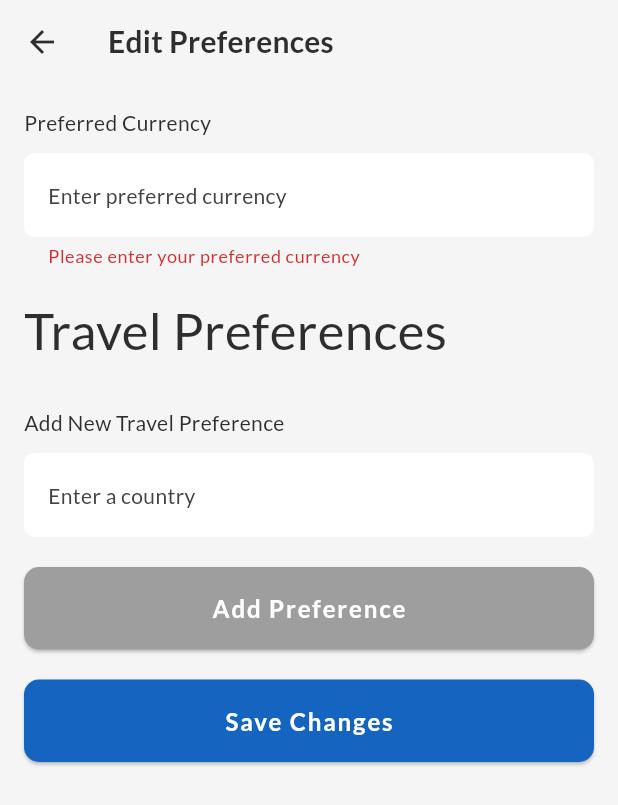
After one commit to Jeddy2023/appsagetechwiz, a Flutter app: the AppPreferencesScreen screen opened by its route, after a tap on "Save Changes", on a phone screen of 412 x 824 dp. The commit adds this screen. Shown: the top 805 px of the screen. Run offline on Flutter 3.47's test engine with Material 3 defaults, Android fonts, the light colour scheme and no system bars; our stand-ins replace cloud_firestore, firebase_auth, firebase_core, firebase_storage, flutter_riverpod, flutter_spinkit and 4 more; accounts and stored records are empty.

Commit message:
Added preference settings

```diff
--- a/lib/custom_widgets/custom_button.dart
+++ b/lib/custom_widgets/custom_button.dart
@@ -4,13 +4,15 @@ class CustomButton extends StatelessWidget {
   final VoidCallback onPressed;
   final String buttonText;
   final bool isLoading;
+  final Color backgroundColor;
 
   const CustomButton({
-    Key? key,
+    super.key,
     required this.onPressed,
     required this.buttonText,
-    this.isLoading = false, // Default value set to false
-  }) : super(key: key);
+    this.isLoading = false,
+    this.backgroundColor = const Color(0xFF1565C0),
+  });
 
   @override
   Widget build(BuildContext context) {
@@ -18,10 +20,10 @@ class CustomButton extends StatelessWidget {
       width: double.infinity,
       height: 55,
       child: ElevatedButton(
-        onPressed: isLoading ? null : onPressed, // Disable button while loading
+        onPressed: isLoading ? null : onPressed,
         style: ElevatedButton.styleFrom(
           foregroundColor: Colors.white,
-          backgroundColor: Colors.blue[800],
+          backgroundColor: backgroundColor,
           shape: const RoundedRectangleBorder(
             borderRadius: BorderRadius.all(Radius.circular(10)),
           ),
--- a/lib/main.dart
+++ b/lib/main.dart
@@ -4,6 +4,7 @@ import 'package:appsagetechwiz/authentication/screens/sign_up_screen.dart';
 import 'package:appsagetechwiz/home/screens/home_screen.dart';
 import 'package:appsagetechwiz/main_screen.dart';
 import 'package:appsagetechwiz/onboarding/screens/main.dart';
+import 'package:appsagetechwiz/profile/widgets/app_preferences.dart';
 import 'package:appsagetechwiz/profile/widgets/edit_profile.dart';
 import 'package:appsagetechwiz/theme/theme_constants.dart';
 import 'package:flutter/material.dart';
@@ -29,6 +30,7 @@ void main() async {
         '/login': (context) => const LoginScreen(),
         '/home': (context) => const HomeScreen(),
         '/edit-profile': (context) => const EditProfile(),
+        '/default-settings': (context) => const AppPreferencesScreen(),
         '/main': (context) => const MainScreen(),
         '/account-verification': (context) => const AccountVerification(),
       })));
--- /dev/null
+++ b/lib/profile/widgets/app_preferences.dart
@@ -0,0 +1,183 @@
+import 'package:flutter/material.dart';
+import 'package:flutter_riverpod/flutter_riverpod.dart';
+import 'dart:async';
+
+import '../../providers/auth_provider.dart';
+import '../../utilis/toaster_utils.dart';
+import '../../custom_widgets/custom_button.dart';
+import '../../custom_widgets/custom_text_field.dart';
+
+class AppPreferencesScreen extends ConsumerStatefulWidget {
+  const AppPreferencesScreen({Key? key}) : super(key: key);
+
+  @override
+  ConsumerState<AppPreferencesScreen> createState() => _AppPreferencesScreenState();
+}
+
+class _AppPreferencesScreenState extends ConsumerState<AppPreferencesScreen> {
+  final _formKey = GlobalKey<FormState>();
+  late TextEditingController preferredCurrencyController;
+  late TextEditingController newPreferenceController;
+  late Future<Map<String, dynamic>?> _userDataFuture;
+  List<String> travelPreferences = [];
+  bool _isLoading = false;
+
+  @override
+  void initState() {
+    super.initState();
+    preferredCurrencyController = TextEditingController();
+    newPreferenceController = TextEditingController();
+
+    // Fetch the user data on initialization
+    final authService = ref.read(authServiceProvider);
+    _userDataFuture = authService.getCurrentUser();
+    _userDataFuture.then((userData) {
+      if (userData != null) {
+        setState(() {
+          preferredCurrencyController.text = userData['Preferred_Currency'] ?? '';
+          travelPreferences = List<String>.from(userData['Travel_Preferences'] ?? []);
+        });
+      }
+    });
+  }
+
+  // Method to add a new travel preference
+  Future<void> _addPreference() async {
+    if (newPreferenceController.text.trim().isEmpty) return;
+
+    setState(() {
+      travelPreferences.add(newPreferenceController.text.trim());
+      newPreferenceController.clear();
+    });
+
+    final authService = ref.read(authServiceProvider);
+    await authService.addTravelPreference(
+      travelPreferences.last,
+    );
+  }
+
+  // Method to remove a travel preference
+  Future<void> _removePreference(String preference) async {
+    setState(() {
+      travelPreferences.remove(preference);
+    });
+
+    final authService = ref.read(authServiceProvider);
+    await authService.deleteTravelPreference(
+      preference,
+    );
+  }
+
+  // Method to update the preferred currency
+  Future<void> _updatePreferences() async {
+    if (!_formKey.currentState!.validate()) return;
+
+    setState(() {
+      _isLoading = true;
+    });
+
+    final authService = ref.read(authServiceProvider);
+    await authService.updatePreferredCurrency(
+      preferredCurrencyController.text.trim(),
+    );
+
+    setState(() {
+      _isLoading = false;
+    });
+
+    ToasterUtils.showCustomSnackBar(context, 'Preferences updated successfully', isError: false);
+  }
+
+  @override
+  Widget build(BuildContext context) {
+    return Scaffold(
+      appBar: AppBar(
+        centerTitle: false,
+        title: Text(
+          'Edit Preferences',
+          style: TextStyle(
+            color: Theme.of(context).colorScheme.onSurface,
+            fontWeight: FontWeight.w600,
+          ),
+        ),
+        backgroundColor: Theme.of(context).scaffoldBackgroundColor,
+      ),
+      body: FutureBuilder<Map<String, dynamic>?>(
+        future: _userDataFuture,
+        builder: (context, snapshot) {
+          if (snapshot.connectionState == ConnectionState.waiting) {
+            return const Center(child: CircularProgressIndicator());
+          }
+
+          if (snapshot.hasError) {
+            return Center(child: Text('Failed to load data'));
+          }
+
+          return SingleChildScrollView(
+            child: Padding(
+              padding: const EdgeInsets.all(16.0),
+              child: Form(
+                key: _formKey,
+                child: Column(
+                  crossAxisAlignment: CrossAxisAlignment.start,
+                  children: [
+                    CustomTextField(
+                      label: "Preferred Currency",
+                      placeholder: "Enter preferred currency",
+                      controller: preferredCurrencyController,
+                      validator: (value) {
+                        if (value == null || value.isEmpty) {
+                          return 'Please enter your preferred currency';
+                        }
+                        return null;
+                      },
+                    ),
+                    const SizedBox(height: 20),
+                    Text(
+                      'Travel Preferences',
+                      style: Theme.of(context).textTheme.headlineMedium,
+                    ),
+                    const SizedBox(height: 10),
+                    ListView.builder(
+                      shrinkWrap: true,
+                      itemCount: travelPreferences.length,
+                      itemBuilder: (context, index) {
+                        final preference = travelPreferences[index];
+                        return ListTile(
+                          title: Text(preference),
+                          trailing: IconButton(
+                            icon: const Icon(Icons.delete, color: Colors.red),
+                            onPressed: () => _removePreference(preference),
+                          ),
+                        );
+                      },
+                    ),
+                    const SizedBox(height: 20),
+                    CustomTextField(
+                      label: "Add New Travel Preference",
+                      placeholder: "Enter a country",
+                      controller: newPreferenceController,
+                    ),
+                    const SizedBox(height: 20),
+                    CustomButton(
+                      onPressed: _addPreference,
+                      buttonText: "Add Preference",
+                      isLoading: _isLoading,
+                      backgroundColor: Colors.grey,
+                    ),
+                    const SizedBox(height: 20),
+                    CustomButton(
+                      onPressed: _updatePreferences,
+                      buttonText: "Save Changes",
+                      isLoading: _isLoading,
+                    ),
+                  ],
+                ),
+              ),
+            ),
+          );
+        },
+      ),
+    );
+  }
+}
--- a/lib/profile/widgets/edit_profile.dart
+++ b/lib/profile/widgets/edit_profile.dart
@@ -78,7 +78,7 @@ class _EditProfileState extends ConsumerState<EditProfile> {
 
     if (errorMessage == null) {
       // Show success message and/or navigate to another screen if needed
-      ToasterUtils.showCustomSnackBar(context, 'Profile updated successfully');
+      ToasterUtils.showCustomSnackBar(context, 'Profile updated successfully', isError: false);
     } else {
       // Show an error message using ScaffoldMessenger
       ToasterUtils.showCustomSnackBar(context, errorMessage);
```
Also changed, not shown: lib/profile/screens/profile_screen.dart (+6 -1 lines), lib/services/auth_service.dart (+80 -0 lines).
